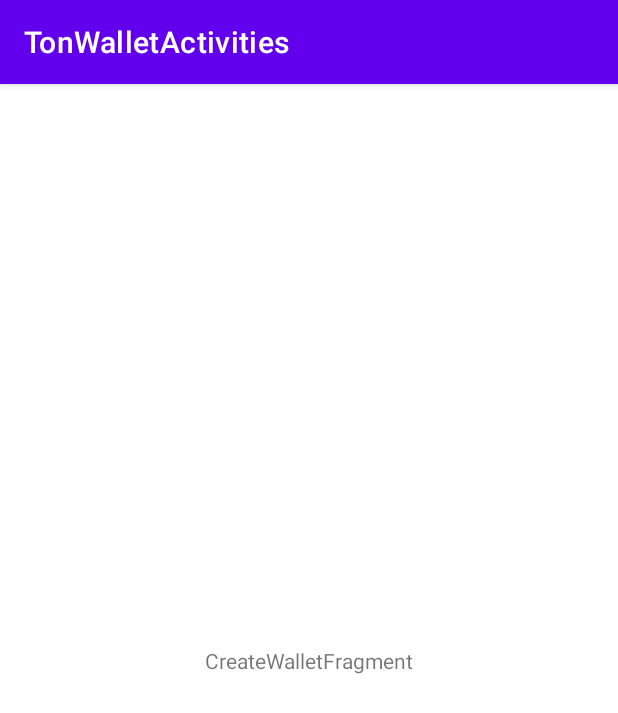
After one commit to maxistar/tonwalletapp, an Android app: the CreateWalletActivity screen opened directly, with no data from a screen before it, on a phone screen of 412 x 824 dp. The commit adds this screen. Shown: the top 713 px of the screen. Run offline under Robolectric (Android 15) with nearby library versions, the phone set to English and light mode, and no system bars.

Commit message:
add create wallet activity

```diff
--- a/app/src/main/AndroidManifest.xml
+++ b/app/src/main/AndroidManifest.xml
@@ -12,19 +12,20 @@
         android:theme="@style/Theme.TonWalletActivities"
         tools:targetApi="31">
         <activity
+            android:name=".CreateWalletActivity"
+            android:exported="false" />
+        <activity
             android:name=".StartScreenActivity"
-            android:exported="true"
-            >
-
+            android:exported="true">
             <intent-filter>
                 <action android:name="android.intent.action.MAIN" />
+
                 <category android:name="android.intent.category.LAUNCHER" />
             </intent-filter>
         </activity>
         <activity
             android:name=".MainActivity"
-            android:exported="true">
-        </activity>
+            android:exported="true"></activity>
     </application>
 
 </manifest>
--- /dev/null
+++ b/app/src/main/java/com/example/tonwalletactivities/CreateWalletActivity.kt
@@ -0,0 +1,18 @@
+package com.example.tonwalletactivities
+
+import androidx.appcompat.app.AppCompatActivity
+import android.os.Bundle
+import com.example.tonwalletactivities.ui.create_wallet.CreateWalletFragment
+
+class CreateWalletActivity : AppCompatActivity() {
+
+    override fun onCreate(savedInstanceState: Bundle?) {
+        super.onCreate(savedInstanceState)
+        setContentView(R.layout.activity_create_wallet)
+        if (savedInstanceState == null) {
+            supportFragmentManager.beginTransaction()
+                .replace(R.id.container, CreateWalletFragment.newInstance())
+                .commitNow()
+        }
+    }
+}
--- a/app/src/main/java/com/example/tonwalletactivities/MainActivity.kt
+++ b/app/src/main/java/com/example/tonwalletactivities/MainActivity.kt
@@ -1,5 +1,6 @@
 package com.example.tonwalletactivities
 
+import android.content.Intent
 import android.os.Bundle
 import android.view.Menu
 import android.view.MenuInflater
@@ -51,7 +52,8 @@ class MainActivity : AppCompatActivity() {
         // Handle item selection
         return when (item.itemId) {
             R.id.new_game -> {
-                // newGame()
+                val intent = Intent(this, CreateWalletActivity::class.java)
+                startActivity(intent)
                 true
             }
             R.id.help -> {
--- /dev/null
+++ b/app/src/main/java/com/example/tonwalletactivities/ui/create_wallet/CreateWalletFragment.kt
@@ -0,0 +1,32 @@
+package com.example.tonwalletactivities.ui.create_wallet
+
+import androidx.lifecycle.ViewModelProvider
+import android.os.Bundle
+import androidx.fragment.app.Fragment
+import android.view.LayoutInflater
+import android.view.View
+import android.view.ViewGroup
+import com.example.tonwalletactivities.R
+
+class CreateWalletFragment : Fragment() {
+
+    companion object {
+        fun newInstance() = CreateWalletFragment()
+    }
+
+    private lateinit var viewModel: CreateWalletViewModel
+
+    override fun onCreate(savedInstanceState: Bundle?) {
+        super.onCreate(savedInstanceState)
+        viewModel = ViewModelProvider(this).get(CreateWalletViewModel::class.java)
+        // TODO: Use the ViewModel
+    }
+
+    override fun onCreateView(
+        inflater: LayoutInflater, container: ViewGroup?,
+        savedInstanceState: Bundle?
+    ): View {
+        return inflater.inflate(R.layout.fragment_create_wallet, container, false)
+    }
+
+}
--- /dev/null
+++ b/app/src/main/java/com/example/tonwalletactivities/ui/create_wallet/CreateWalletViewModel.kt
@@ -0,0 +1,7 @@
+package com.example.tonwalletactivities.ui.create_wallet
+
+import androidx.lifecycle.ViewModel
+
+class CreateWalletViewModel : ViewModel() {
+    // TODO: Implement the ViewModel
+}
--- /dev/null
+++ b/app/src/main/res/layout/activity_create_wallet.xml
@@ -0,0 +1,7 @@
+<?xml version="1.0" encoding="utf-8"?>
+<FrameLayout xmlns:android="http://schemas.android.com/apk/res/android"
+    xmlns:tools="http://schemas.android.com/tools"
+    android:id="@+id/container"
+    android:layout_width="match_parent"
+    android:layout_height="match_parent"
+    tools:context=".CreateWalletActivity" />
--- /dev/null
+++ b/app/src/main/res/layout/fragment_create_wallet.xml
@@ -0,0 +1,20 @@
+<?xml version="1.0" encoding="utf-8"?>
+<androidx.constraintlayout.widget.ConstraintLayout xmlns:android="http://schemas.android.com/apk/res/android"
+    xmlns:app="http://schemas.android.com/apk/res-auto"
+    xmlns:tools="http://schemas.android.com/tools"
+    android:id="@+id/create_wallet"
+    android:layout_width="match_parent"
+    android:layout_height="match_parent"
+    tools:context=".ui.create_wallet.CreateWalletFragment">
+
+    <TextView
+        android:id="@+id/message"
+        android:layout_width="wrap_content"
+        android:layout_height="wrap_content"
+        android:text="CreateWalletFragment"
+        app:layout_constraintBottom_toBottomOf="parent"
+        app:layout_constraintEnd_toEndOf="parent"
+        app:layout_constraintStart_toStartOf="parent"
+        app:layout_constraintTop_toTopOf="parent" />
+
+</androidx.constraintlayout.widget.ConstraintLayout>
```
